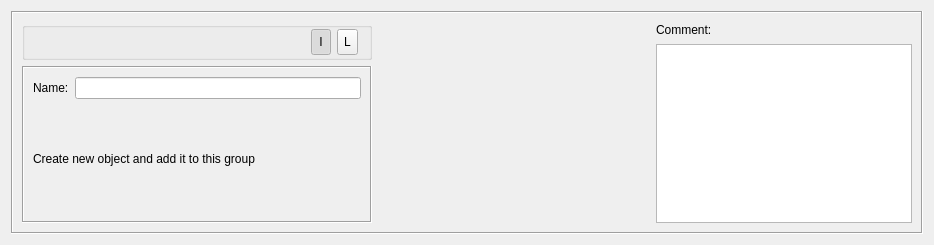
This is src/gui/groupobjectdialog_q.ui in fwbuilder/fwbuilder as Qt 5 draws it before an edit. The edited form follows.
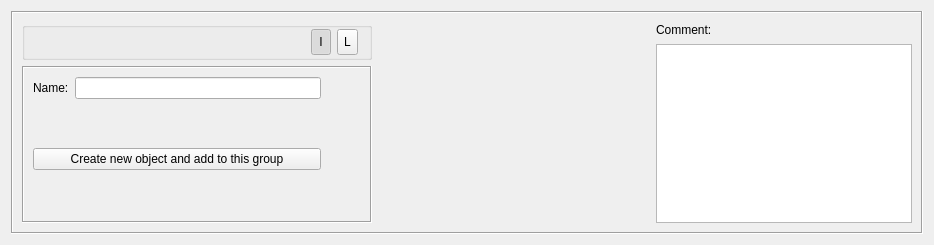
This is the edited form. Icons and pictures are not drawn. Custom widgets are drawn as their Qt base class.

Commit message: better looking button for "create new and add to group"

Patch:
```diff
--- a/src/gui/groupobjectdialog_q.ui
+++ b/src/gui/groupobjectdialog_q.ui
@@ -221,10 +221,10 @@
            </property>
           </widget>
          </item>
-         <item row="0" column="1" colspan="2" >
-          <widget class="QLineEdit" name="obj_name" >
-           <property name="sizePolicy" >
-            <sizepolicy vsizetype="Fixed" hsizetype="Preferred" >
+         <item row="0" column="1">
+          <widget class="QLineEdit" name="obj_name">
+           <property name="sizePolicy">
+            <sizepolicy hsizetype="Preferred" vsizetype="Fixed">
              <horstretch>200</horstretch>
              <verstretch>0</verstretch>
             </sizepolicy>
@@ -256,33 +256,42 @@
            </property>
           </spacer>
          </item>
-         <item row="2" column="0" colspan="2" >
-          <widget class="QLabel" name="label" >
-           <property name="text" >
-            <string>Create new object and add it to this group</string>
-           </property>
-          </widget>
-         </item>
-         <item row="2" column="2" >
-          <widget class="QToolButton" name="newButton" >
-           <property name="toolTip" >
+         <item row="2" column="0" colspan="2">
+          <widget class="QPushButton" name="newButton">
+           <property name="toolTip">
             <string>New Object</string>
            </property>
            <property name="whatsThis" >
             <string>Create New Object</string>
            </property>
-           <property name="icon" >
-            <iconset resource="MainRes.qrc" >
+           <property name="text">
+            <string>Create new object and add to this group</string>
+           </property>
+           <property name="icon">
+            <iconset resource="MainRes.qrc">
              <normaloff>:/Icons/newobject_25.png</normaloff>:/Icons/newobject_25.png</iconset>
            </property>
-           <property name="autoRaise" >
-            <bool>true</bool>
+           <property name="flat">
+            <bool>false</bool>
            </property>
           </widget>
          </item>
-         <item row="3" column="1" >
-          <spacer name="verticalSpacer" >
-           <property name="orientation" >
+         <item row="2" column="2">
+          <spacer name="horizontalSpacer">
+           <property name="orientation">
+            <enum>Qt::Horizontal</enum>
+           </property>
+           <property name="sizeHint" stdset="0">
+            <size>
+             <width>40</width>
+             <height>20</height>
+            </size>
+           </property>
+          </spacer>
+         </item>
+         <item row="3" column="1">
+          <spacer name="verticalSpacer">
+           <property name="orientation">
             <enum>Qt::Vertical</enum>
            </property>
            <property name="sizeHint" stdset="0" >
```
Left out of the diff: 199 changed lines with no effect on the pictures. The commit also changes 1 other file.
